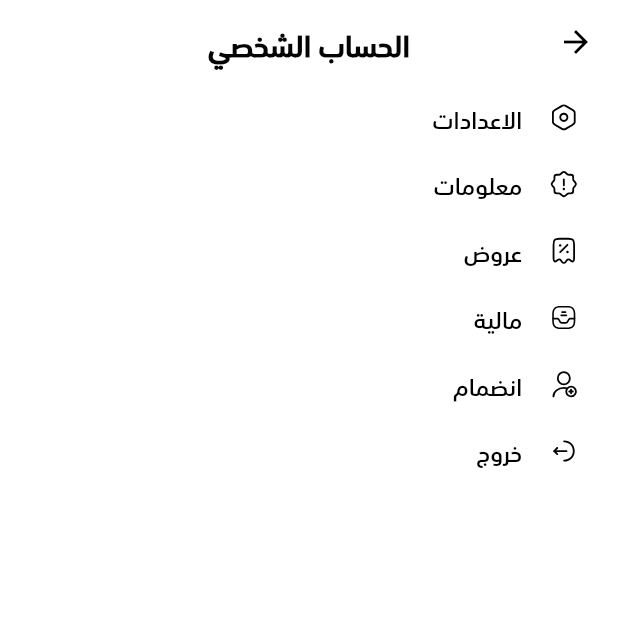
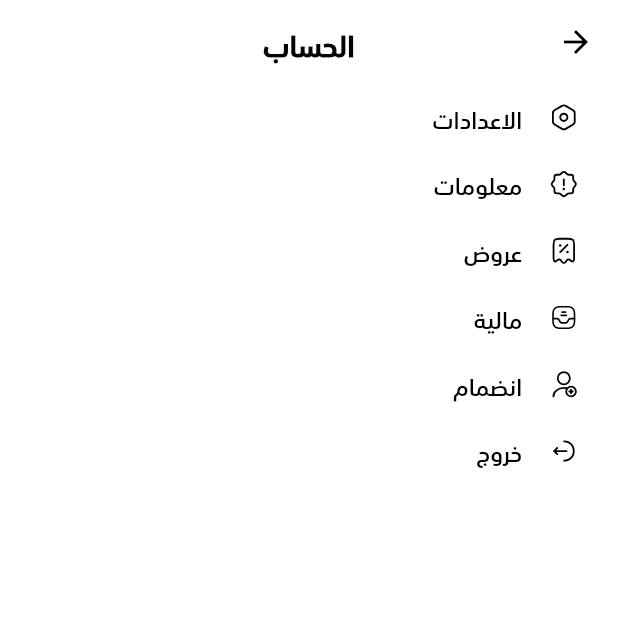
Before and after one commit to Almumez/tawsil_ghaz, a Flutter app: the ProfileView screen opened directly, on a phone screen of 412 x 824 dp, the top half of it. Run offline on Flutter 3.47's test engine with Material 3 defaults, Android fonts, the phone set to English and light mode, and no system bars; our stand-ins replace cached_network_image, dio, dotted_border, easy_localization, firebase_core, firebase_messaging and 17 more; missing offline and left inert: myfatoorah_flutter; accounts and stored records are empty; network calls fail.

Commit message:
fix(translations): update Arabic translation for "profile" string
Changed the Arabic translation for "profile" from "الحساب الشخصي" to "الحساب" to ensure accuracy and consistency in the application's language localization.

```diff
--- a/assets/translations/ar-SA.json
+++ b/assets/translations/ar-SA.json
@@ -75,7 +75,7 @@
   "home": "الرئيسية",
   "orders": "الطلبات",
   "notifications": "الاشعارات",
-  "profile": "الحساب الشخصي",
+  "profile": "الحساب",
   "orders_history": "سجل الطلبات",
   "settings": "الاعدادات",
   "contact_us": "تواصل معنا",
--- a/lib/features/shared/pages/profile/view.dart
+++ b/lib/features/shared/pages/profile/view.dart
@@ -108,7 +108,9 @@ class _ProfileViewState extends State<ProfileView> {
           child: Column(
             children: [
               if (UserModel.i.isAuth)
-                Row(
+                InkWell(
+                  onTap:() => push(NamedRoutes.editProfile),
+                  child: Row(
                     children: [
                       CustomRadiusIcon(
                         onTap: () => push(NamedRoutes.editProfile),
@@ -124,7 +126,7 @@ class _ProfileViewState extends State<ProfileView> {
                         child: Column(
                           crossAxisAlignment: CrossAxisAlignment.start,
                           children: [
-                          Text(UserModel.i.fullname, style: context.boldText.copyWith(fontSize: 16.sp)),
+                            Text(UserModel.i.fullname, style: context.mediumText.copyWith(fontSize: 16.sp)),
                             Text(
                               "+${UserModel.i.phoneCode}-${UserModel.i.phone}",
                               textDirection: TextDirection.ltr,
@@ -134,6 +136,7 @@ class _ProfileViewState extends State<ProfileView> {
                         ),
                       ),
                     ],
+                  ),
                 ),
 
               // زر التحكم في خدمة تتبع الموقع للمندوب الحر
--- a/pubspec.yaml
+++ b/pubspec.yaml
@@ -73,7 +73,7 @@ flutter:
           weight: 500
         - asset: assets/fonts/alfont_com_AlFont_com_SST-Arabic-Medium.ttf
           weight: 400
-        - asset: assets/fonts/alfont_com_AlFont_com_SST-Arabic-Medium.ttf
+        - asset: assets/fonts/alfont_com_AlFont_com_SST-Arabic-Light.ttf
           weight: 300
 
 # تكوين أيقونة التطبيق
```
Also changed, not shown: 4 other files. Lines whose indentation alone changed are shown as unchanged.
